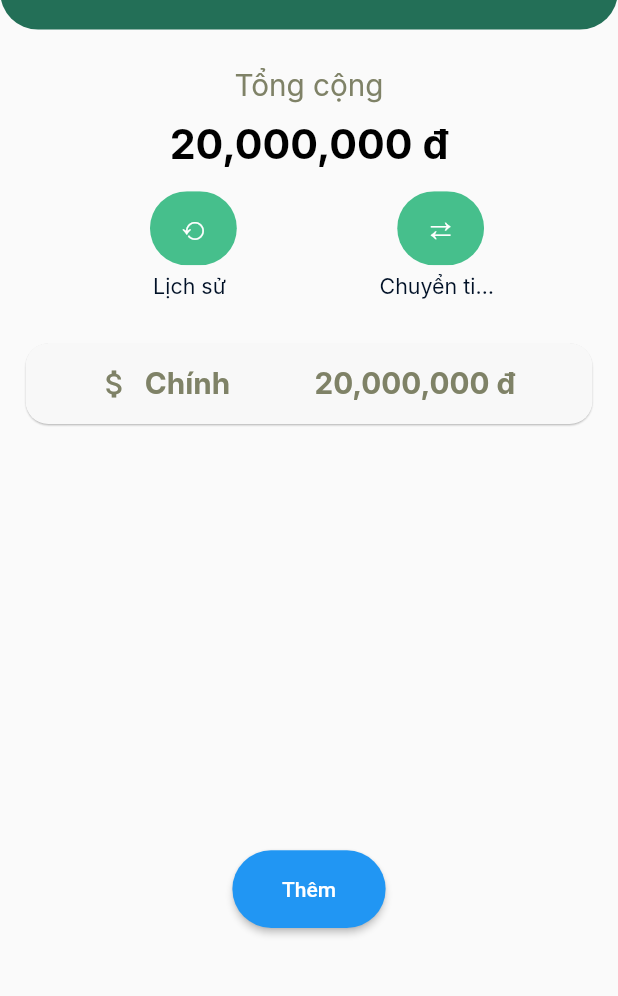
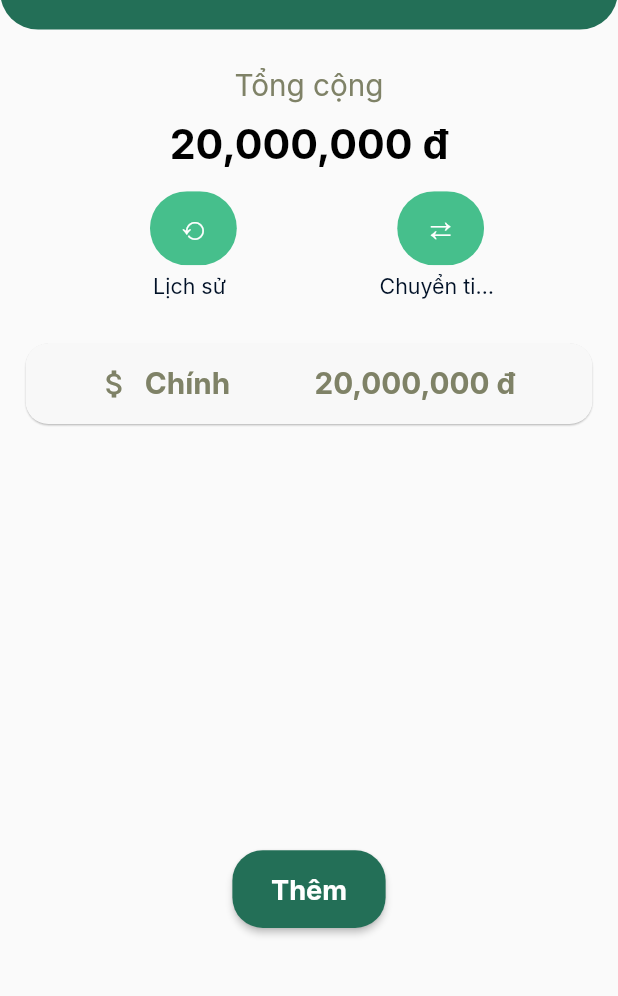
Before and after one commit to kieuvantuyen01/money0manager, a Flutter app: the AccountWidget screen opened directly, on a phone screen of 412 x 824 dp, the part 80-1076 px from its top. Run offline on Flutter 3.47's test engine with Material 2 defaults, Android fonts, the phone set to English and light mode, and no system bars; our stand-ins replace charts_flutter, cloud_firestore, date_picker_timeline, firebase_auth, firebase_core, flutter_screenutil and 5 more; missing offline and left inert: flutter_facebook_auth, launch_review; accounts and stored records are empty; network calls fail; Roboto replaces fonts that are missing (Inter).

Commit message:
fix ui bug and optimize

```diff
--- a/lib/components/NavigationDrawerWidget.dart
+++ b/lib/components/NavigationDrawerWidget.dart
@@ -49,7 +49,7 @@ class NavigationDrawerWidget extends StatelessWidget {
                         ? 'Số dư: ${appState.remainingAmount} VNĐ'
                         : 'SOS'),
                     onClicked: () => Navigator.of(context).push(CustomPageRoute(
-                        child: UserPage(
+                        direction: AxisDirection.right, child: UserPage(
                             name: (appState.user != null
                                 ? (appState.user!.displayName != null
                                     ? appState.user!.displayName!
--- a/lib/screens/AccountWidget.dart
+++ b/lib/screens/AccountWidget.dart
@@ -4,6 +4,7 @@ import 'package:money_manager/screens/AddAccountScreen.dart';
 import 'package:money_manager/src/widgets.dart';
 import '../components/Category.dart';
 import '../components/CategoryVWidget.dart';
+import '../components/CustomPageRoute.dart';
 import '../components/NavigationDrawerWidget.dart';
 import '../components/TitleText1.dart';
 
@@ -146,12 +147,24 @@ class AccountWidget extends StatelessWidget {
               child: SizedBox(
                 width: 93.w,
                 height: 51.h,
-                child: StyledElevatedButton(
-                  child: Text('Thêm'),
-                  width: 109.w,
-                  height: 51.h,
-                  onPressed: () => Navigator.push(context,
-                      MaterialPageRoute(builder: (context) => AddAccountScreen(title: '',))),
+                child: RaisedButton(
+                  onPressed: () {
+                    Navigator.of(context).push(CustomPageRoute(
+                        direction: AxisDirection.up,
+                        child: AddAccountScreen(title: '')));
+                  },
+                  child: TitleText1(
+                      text: 'Thêm',
+                      fontFamily: 'Inter',
+                      fontSize: 15.sp,
+                      fontWeight: FontWeight.bold,
+                      r: 255,
+                      g: 255,
+                      b: 255),
+                  shape: RoundedRectangleBorder(
+                    borderRadius: BorderRadius.all(Radius.circular(20.r)),
+                  ),
+                  color: Color.fromARGB(255, 35, 111, 87),
                 ),
               ),
             ),
--- a/lib/screens/AddTransactionScreen.dart
+++ b/lib/screens/AddTransactionScreen.dart
@@ -47,7 +47,6 @@ class AddTransactionScreen extends StatelessWidget {
             padding: EdgeInsets.only(left: 32, top: 10),
             iconSize: 30,
             icon: Icon(Icons.arrow_back_sharp),
-            tooltip: 'Menu',
             onPressed: () => {
               Navigator.pop(context),
             },
--- a/lib/screens/AddTransactionScreen1.dart
+++ b/lib/screens/AddTransactionScreen1.dart
@@ -61,8 +61,7 @@ class AddTransactionScreen1State extends State<AddTransactionScreen1> {
             padding: EdgeInsets.only(left: 32.w, top: 10.h),
             iconSize: 30.sp,
             icon: Icon(Icons.arrow_back_sharp),
-            tooltip: 'Menu',
-            onPressed: () => {Scaffold.of(context).openDrawer()},
+            onPressed: () => {Navigator.pop(context)},
           ),
           flexibleSpace: Container(
             decoration: BoxDecoration(
@@ -357,7 +356,7 @@ class AddTransactionScreen1State extends State<AddTransactionScreen1> {
                             radius: 5,
                             weight: 80,
                             height: 80,
-                            screenName: 'ContactScreen',
+                            screenName: 'AddTransactionScreen',
                             fontSize: 50),
                       ),
                     ],
--- a/lib/screens/User.dart
+++ b/lib/screens/User.dart
@@ -1,6 +1,7 @@
 import 'package:flutter/material.dart';
 import 'package:flutter_screenutil/flutter_screenutil.dart';
 import 'package:money_manager/main.dart';
+import 'package:money_manager/screens/ContactScreen.dart';
 
 class UserPage extends StatelessWidget {
   final padding = const EdgeInsets.symmetric(horizontal: 16);
```
Also changed, not shown: lib/components/ButtonPrimary.dart (+1 -8 lines), lib/components/CustomPageRoute.dart (+16 -2 lines), lib/components/ExpenseTabBar.dart (+7 -7 lines), lib/components/InComeTabBar.dart (+0 -8 lines), lib/screens/BudgetScreen.dart (+16 -12 lines), lib/screens/ExchangeMoney.dart (+23 -10 lines).
